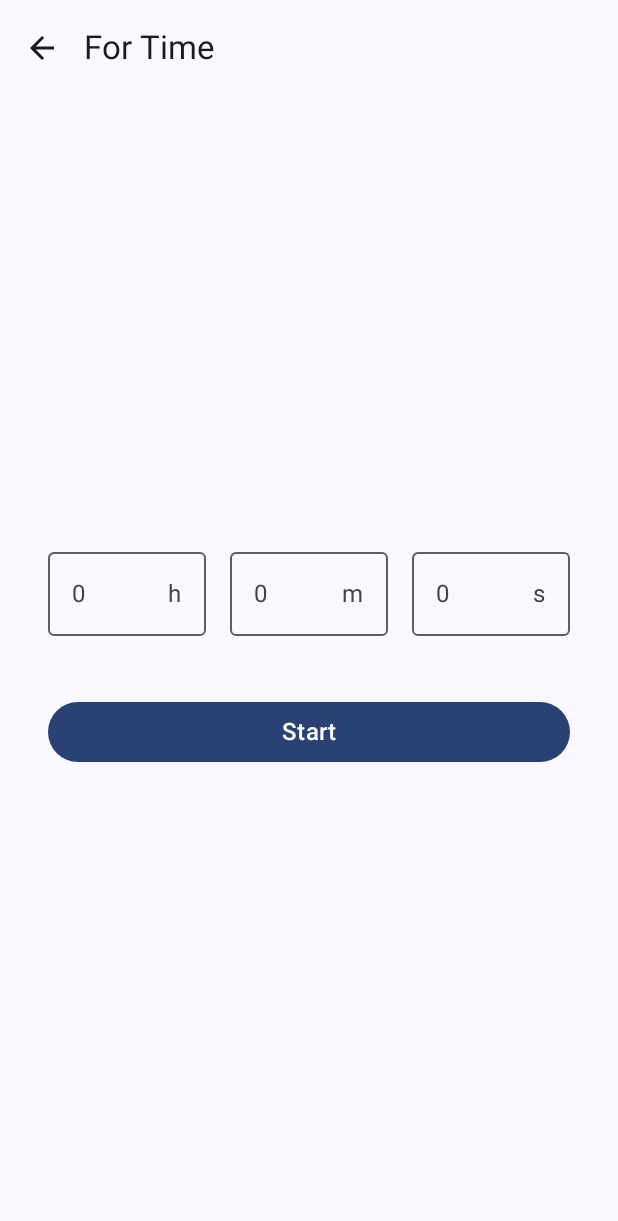
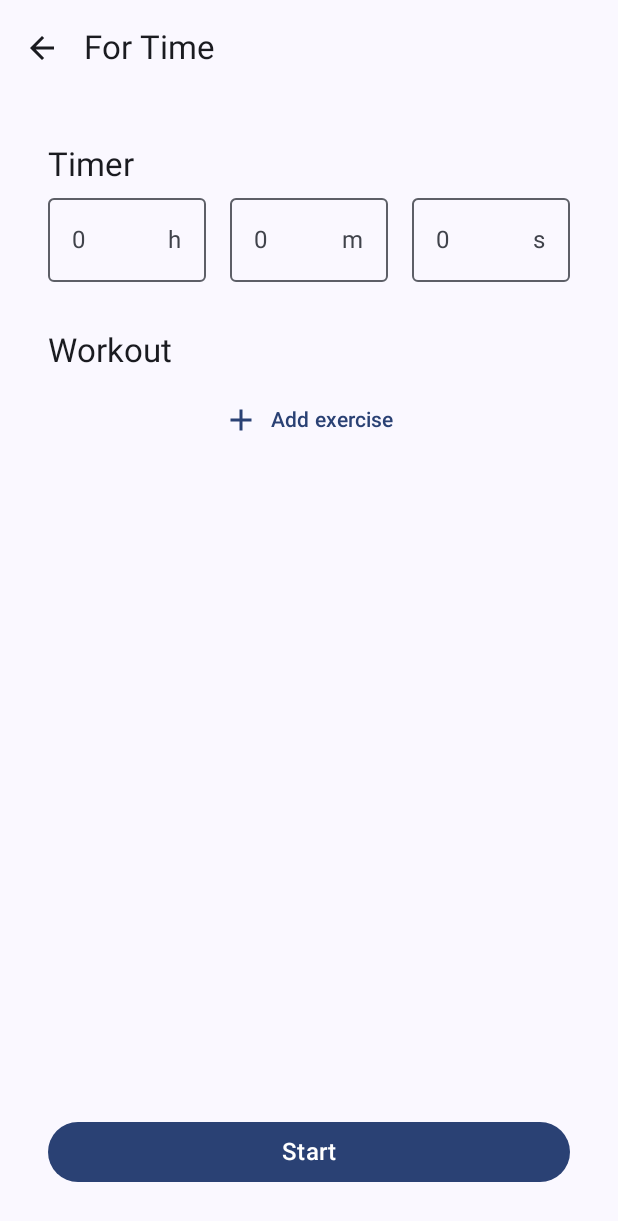
Before and after one commit to IvanTorGim/Workout-Timer, an Android app built with Jetpack Compose: the screen it shows after launch (MainActivity), on a phone screen of 412 x 824 dp. Shown: the top 1221 px of the screen. Run offline under Robolectric (Android 15) with nearby library versions, the phone set to English and light mode, and no system bars.

Commit message:
ForTimeScreen, ForTimeViewModel

```diff
--- a/app/build.gradle.kts
+++ b/app/build.gradle.kts
@@ -66,4 +66,5 @@ dependencies {
     androidTestImplementation(libs.androidx.ui.test.junit4)
     debugImplementation(libs.androidx.ui.tooling)
     debugImplementation(libs.androidx.ui.test.manifest)
+    implementation(libs.androidx.navigation.compose)
 }
--- a/app/src/main/java/com/ivtogi/workouttimer/ui/screens/common/LargeButton.kt
+++ b/app/src/main/java/com/ivtogi/workouttimer/ui/screens/common/LargeButton.kt
@@ -12,11 +12,10 @@ import androidx.compose.ui.res.stringResource
 import androidx.compose.ui.unit.dp
 
 @Composable
-fun LargeButton(@StringRes textRes: Int, onClick: () -> Unit, modifier: Modifier = Modifier) {
+fun LargeButton(@StringRes textRes: Int, onClick: () -> Unit) {
     Button(
-        onClick = { onClick() }, modifier = Modifier
-            .fillMaxWidth()
-            .padding(32.dp, 8.dp)
+        onClick = { onClick() },
+        modifier = Modifier.fillMaxWidth()
     ) {
         Text(
             stringResource(id = textRes),
--- /dev/null
+++ b/app/src/main/java/com/ivtogi/workouttimer/ui/screens/common/TimerFormularySection.kt
@@ -0,0 +1,73 @@
+package com.ivtogi.workouttimer.ui.screens.common
+
+import androidx.compose.foundation.layout.Arrangement
+import androidx.compose.foundation.layout.Row
+import androidx.compose.foundation.layout.Spacer
+import androidx.compose.foundation.layout.fillMaxWidth
+import androidx.compose.foundation.layout.height
+import androidx.compose.foundation.text.KeyboardOptions
+import androidx.compose.material3.MaterialTheme
+import androidx.compose.material3.OutlinedTextField
+import androidx.compose.material3.Text
+import androidx.compose.runtime.Composable
+import androidx.compose.ui.Modifier
+import androidx.compose.ui.res.stringResource
+import androidx.compose.ui.text.input.ImeAction
+import androidx.compose.ui.text.input.KeyboardType
+import androidx.compose.ui.unit.dp
+import com.ivtogi.workouttimer.R
+
+@Composable
+fun TimerFormularySection(
+    hours: String,
+    minutes: String,
+    seconds: String,
+    onHoursChange: (String) -> Unit,
+    onMinutesChange: (String) -> Unit,
+    onSecondsChange: (String) -> Unit
+) {
+    Text(
+        text = stringResource(id = R.string.timer),
+        style = MaterialTheme.typography.titleLarge
+    )
+    Spacer(modifier = Modifier.height(8.dp))
+    Row(
+        modifier = Modifier
+            .fillMaxWidth(),
+        horizontalArrangement = Arrangement.spacedBy(16.dp)
+    ) {
+        OutlinedTextField(
+            value = hours,
+            onValueChange = onHoursChange,
+            suffix = { Text(text = "h") },
+            placeholder = { Text(text = "0") },
+            keyboardOptions = KeyboardOptions(
+                keyboardType = KeyboardType.NumberPassword,
+                imeAction = ImeAction.Done
+            ),
+            modifier = Modifier.weight(1f)
+        )
+        OutlinedTextField(
+            value = minutes,
+            onValueChange = onMinutesChange,
+            keyboardOptions = KeyboardOptions(
+                keyboardType = KeyboardType.NumberPassword,
+                imeAction = ImeAction.Done
+            ),
+            suffix = { Text(text = "m") },
+            placeholder = { Text(text = "0") },
+            modifier = Modifier.weight(1f)
+        )
+        OutlinedTextField(
+            value = seconds,
+            onValueChange = onSecondsChange,
+            keyboardOptions = KeyboardOptions(
+                keyboardType = KeyboardType.NumberPassword,
+                imeAction = ImeAction.Done
+            ),
+            suffix = { Text(text = "s") },
+            placeholder = { Text(text = "0") },
+            modifier = Modifier.weight(1f)
+        )
+    }
+}
--- a/app/src/main/java/com/ivtogi/workouttimer/ui/screens/fortime/ForTimeScreen.kt
+++ b/app/src/main/java/com/ivtogi/workouttimer/ui/screens/fortime/ForTimeScreen.kt
@@ -1,96 +1,57 @@
 package com.ivtogi.workouttimer.ui.screens.fortime
 
-import androidx.compose.foundation.layout.Arrangement
 import androidx.compose.foundation.layout.Column
-import androidx.compose.foundation.layout.Row
 import androidx.compose.foundation.layout.Spacer
 import androidx.compose.foundation.layout.fillMaxSize
-import androidx.compose.foundation.layout.fillMaxWidth
 import androidx.compose.foundation.layout.height
 import androidx.compose.foundation.layout.padding
-import androidx.compose.foundation.text.KeyboardOptions
-import androidx.compose.material3.OutlinedTextField
-import androidx.compose.material3.Text
 import androidx.compose.runtime.Composable
+import androidx.compose.runtime.collectAsState
 import androidx.compose.runtime.getValue
-import androidx.compose.runtime.mutableStateOf
-import androidx.compose.runtime.remember
-import androidx.compose.runtime.setValue
 import androidx.compose.ui.Modifier
-import androidx.compose.ui.text.input.ImeAction
-import androidx.compose.ui.text.input.KeyboardType
 import androidx.compose.ui.tooling.preview.Preview
 import androidx.compose.ui.unit.dp
+import androidx.lifecycle.viewmodel.compose.viewModel
 import com.ivtogi.workouttimer.R
 import com.ivtogi.workouttimer.ui.WorkTimerApp
+import com.ivtogi.workouttimer.ui.screens.common.AddExerciseDialog
 import com.ivtogi.workouttimer.ui.screens.common.LargeButton
+import com.ivtogi.workouttimer.ui.screens.common.TimerFormularySection
 
 @Composable
-fun ForTimeScreen() {
-    var hours by remember { mutableStateOf("") }
-    var minutes by remember { mutableStateOf("") }
-    var seconds by remember { mutableStateOf("") }
+fun ForTimeScreen(
+    viewModel: ForTimeViewModel = viewModel()
+) {
+    val state by viewModel.state.collectAsState()
 
     Column(
-        verticalArrangement = Arrangement.Center,
-        modifier = Modifier.fillMaxSize()
+        modifier = Modifier
+            .fillMaxSize()
+            .padding(32.dp)
     ) {
-        Row(
-            modifier = Modifier
-                .fillMaxWidth()
-                .padding(32.dp, 0.dp),
-            horizontalArrangement = Arrangement.spacedBy(16.dp)
-        ) {
-            OutlinedTextField(
-                value = hours,
-                onValueChange = { hours = formatNumbers(it, 99) },
-                suffix = { Text(text = "h") },
-                placeholder = { Text(text = "0") },
-                keyboardOptions = KeyboardOptions(
-                    keyboardType = KeyboardType.NumberPassword,
-                    imeAction = ImeAction.Done
-                ),
-                modifier = Modifier.weight(1f)
-            )
-            OutlinedTextField(
-                value = minutes,
-                onValueChange = { minutes = formatNumbers(it, 60) },
-                keyboardOptions = KeyboardOptions(
-                    keyboardType = KeyboardType.NumberPassword,
-                    imeAction = ImeAction.Done
-                ),
-                suffix = { Text(text = "m") },
-                placeholder = { Text(text = "0") },
-                modifier = Modifier.weight(1f)
-            )
-            OutlinedTextField(
-                value = seconds,
-                onValueChange = { seconds = formatNumbers(it, 60) },
-                keyboardOptions = KeyboardOptions(
-                    keyboardType = KeyboardType.NumberPassword,
-                    imeAction = ImeAction.Done
-                ),
-                suffix = { Text(text = "s") },
-                placeholder = { Text(text = "0") },
-                modifier = Modifier.weight(1f)
-            )
-        }
+        TimerFormularySection(
+            hours = state.hours,
+            minutes = state.minutes,
+            seconds = state.seconds,
+            onHoursChange = { viewModel.formatTimerFields(it, UiState.FormatType.HOURS) },
+            onMinutesChange = { viewModel.formatTimerFields(it, UiState.FormatType.MINUTES) },
+            onSecondsChange = { viewModel.formatTimerFields(it, UiState.FormatType.SECONDS) }
+        )
         Spacer(modifier = Modifier.height(32.dp))
+        ForTimeWorkoutSection(
+            workout = state.workout,
+            onAddExerciseClicked = { viewModel.showDialog() })
+        Spacer(modifier = Modifier.weight(1f))
         LargeButton(
             textRes = R.string.start,
             onClick = { TODO() }
         )
-    }
-}
-
-private fun formatNumbers(number: String, limit: Int): String {
-    try {
-        val num = number.toInt()
-        return if (num > limit) limit.toString()
-        else if (num < 0) ""
-        else num.toString()
-    } catch (e: Exception) {
-        return ""
+        if (state.showDialog) {
+            AddExerciseDialog(
+                addExercise = { quantity, exercise -> viewModel.addExercise(quantity, exercise) },
+                hideDialog = { viewModel.hideDialog() }
+            )
+        }
     }
 }
 
--- /dev/null
+++ b/app/src/main/java/com/ivtogi/workouttimer/ui/screens/fortime/ForTimeViewModel.kt
@@ -0,0 +1,48 @@
+package com.ivtogi.workouttimer.ui.screens.fortime
+
+import androidx.lifecycle.ViewModel
+import com.ivtogi.workouttimer.ui.formatNumberField
+import com.ivtogi.workouttimer.ui.screens.fortime.UiState.*
+import com.ivtogi.workouttimer.ui.screens.fortime.UiState.FormatType.HOURS
+import com.ivtogi.workouttimer.ui.screens.fortime.UiState.FormatType.MINUTES
+import com.ivtogi.workouttimer.ui.screens.fortime.UiState.FormatType.SECONDS
+import kotlinx.coroutines.flow.MutableStateFlow
+import kotlinx.coroutines.flow.StateFlow
+import kotlinx.coroutines.flow.asStateFlow
+import kotlinx.coroutines.flow.update
+
+class ForTimeViewModel : ViewModel() {
+    private var _state = MutableStateFlow(UiState())
+    val state: StateFlow<UiState> = _state.asStateFlow()
+
+    fun formatTimerFields(value: String, formatType: FormatType): Unit {
+        when (formatType) {
+            HOURS -> _state.update { it.copy(hours = value.formatNumberField(99)) }
+            MINUTES -> _state.update { it.copy(minutes = value.formatNumberField(60)) }
+            SECONDS -> _state.update { it.copy(seconds = value.formatNumberField(60)) }
+        }
+    }
+
+    fun addExercise(quantity: String, exercise: String) =
+        _state.update {
+            it.copy(
+                workout = it.workout + "- $quantity $exercise",
+                showDialog = false
+            )
+        }
+
+    fun showDialog() = _state.update { it.copy(showDialog = true) }
+    fun hideDialog() = _state.update { it.copy(showDialog = false) }
+}
+
+data class UiState(
+    val hours: String = "",
+    val minutes: String = "",
+    val seconds: String = "",
+    val workout: List<String> = emptyList(),
+    val showDialog: Boolean = false
+) {
+    enum class FormatType {
+        HOURS, MINUTES, SECONDS
+    }
+}
--- /dev/null
+++ b/app/src/main/java/com/ivtogi/workouttimer/ui/screens/fortime/ForTimeWorkout.kt
@@ -0,0 +1,53 @@
+package com.ivtogi.workouttimer.ui.screens.fortime
+
+import androidx.compose.foundation.layout.Spacer
+import androidx.compose.foundation.layout.fillMaxWidth
+import androidx.compose.foundation.layout.height
+import androidx.compose.foundation.layout.width
+import androidx.compose.foundation.lazy.LazyColumn
+import androidx.compose.foundation.lazy.items
+import androidx.compose.material.icons.Icons
+import androidx.compose.material.icons.filled.Add
+import androidx.compose.material3.Icon
+import androidx.compose.material3.MaterialTheme
+import androidx.compose.material3.Text
+import androidx.compose.material3.TextButton
+import androidx.compose.runtime.Composable
+import androidx.compose.ui.Modifier
+import androidx.compose.ui.res.stringResource
+import androidx.compose.ui.text.style.TextOverflow
+import androidx.compose.ui.unit.dp
+import com.ivtogi.workouttimer.R
+
+@Composable
+fun ForTimeWorkoutSection(workout: List<String>, onAddExerciseClicked: () -> Unit) {
+    Text(
+        text = stringResource(id = R.string.workout),
+        style = MaterialTheme.typography.titleLarge
+    )
+    Spacer(modifier = Modifier.height(8.dp))
+    LazyColumn(
+        modifier = Modifier.fillMaxWidth()
+    ) {
+        items(workout) {
+            Text(
+                text = it,
+                style = MaterialTheme.typography.headlineSmall,
+                overflow = TextOverflow.Ellipsis
+            )
+        }
+        item {
+            TextButton(
+                onClick = onAddExerciseClicked,
+                modifier = Modifier.fillMaxWidth()
+            ) {
+                Icon(
+                    imageVector = Icons.Default.Add,
+                    contentDescription = stringResource(id = R.string.add_exercise)
+                )
+                Spacer(modifier = Modifier.width(8.dp))
+                Text(text = stringResource(id = R.string.add_exercise))
+            }
+        }
+    }
+}
--- a/app/src/main/res/values/strings.xml
+++ b/app/src/main/res/values/strings.xml
@@ -5,4 +5,10 @@
     <string name="amrap">Amrap</string>
     <string name="go_back">Go back</string>
     <string name="start">Start</string>
+    <string name="workout">Workout</string>
+    <string name="timer">Timer</string>
+    <string name="add_exercise">Add exercise</string>
+    <string name="quantity">Quantity</string>
+    <string name="exercise">Exercise</string>
+    <string name="add">Add</string>
 </resources>
--- a/gradle/libs.versions.toml
+++ b/gradle/libs.versions.toml
@@ -8,6 +8,7 @@ espressoCore = "3.6.1"
 lifecycleRuntimeKtx = "2.8.6"
 activityCompose = "1.9.2"
 composeBom = "2024.04.01"
+navigationCompose = "2.8.1"
 
 [libraries]
 androidx-core-ktx = { group = "androidx.core", name = "core-ktx", version.ref = "coreKtx" }
@@ -25,6 +26,8 @@ androidx-ui-test-manifest = { group = "androidx.compose.ui", name = "ui-test-man
 androidx-ui-test-junit4 = { group = "androidx.compose.ui", name = "ui-test-junit4" }
 androidx-material3 = { group = "androidx.compose.material3", name = "material3" }
 
+androidx-navigation-compose = { group = "androidx.navigation", name = "navigation-compose", version.ref = "navigationCompose" }
+
 [plugins]
 android-application = { id = "com.android.application", version.ref = "agp" }
 jetbrains-kotlin-android = { id = "org.jetbrains.kotlin.android", version.ref = "kotlin" }
```
Also changed, not shown: app/src/main/java/com/ivtogi/workouttimer/ui/Utils.kt (added, +11 -0 lines), app/src/main/java/com/ivtogi/workouttimer/ui/screens/common/AddExerciseDialog.kt (added, +76 -0 lines), app/src/main/java/com/ivtogi/workouttimer/ui/screens/home/HomeScreen.kt (+7 -1 lines), 1 other file.
